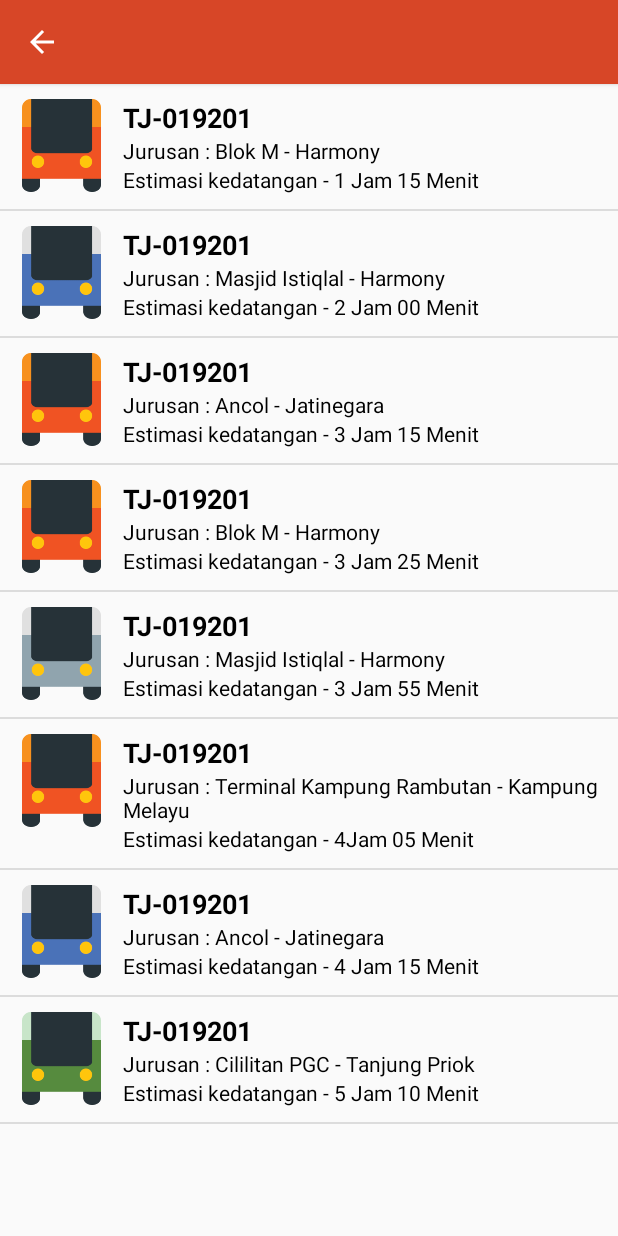
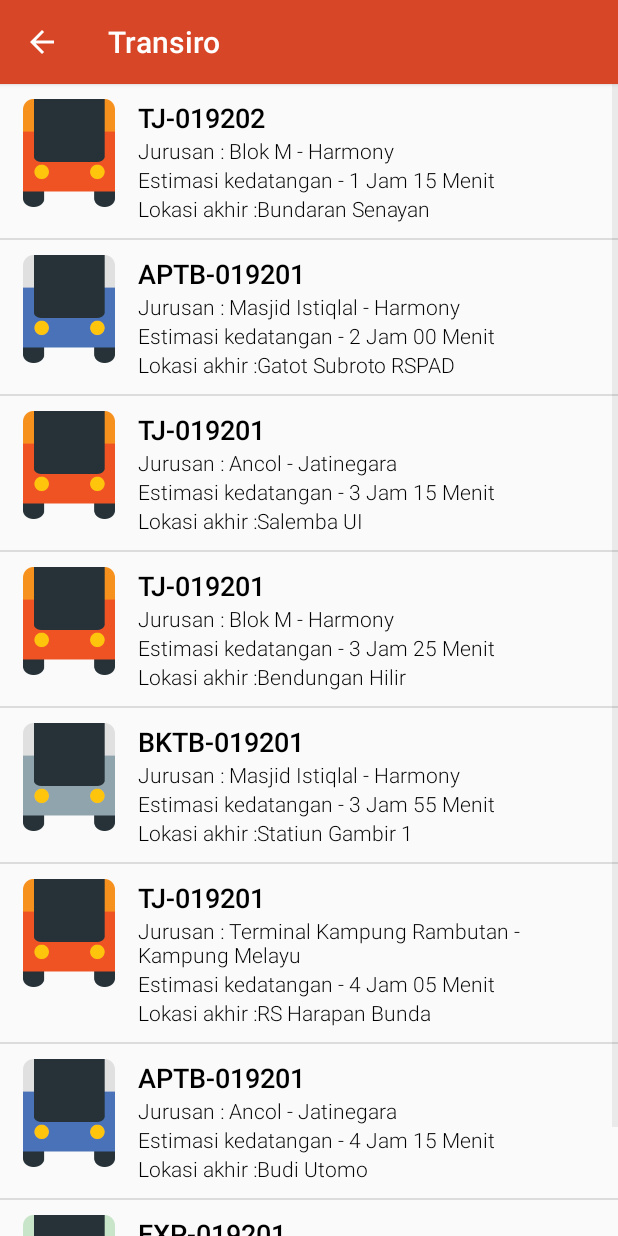
Before and after one commit to fajarpnugroho/Transiro, an Android app: the BusRowActivity screen opened directly, with no data from a screen before it, on a phone screen of 412 x 824 dp. Run offline under Robolectric (Android 15) with nearby library versions, the phone set to English and light mode, and no system bars; our stand-ins replace ButterKnife; 1 statement that could not run was skipped.

Commit message:
update
update

```diff
--- a/app/src/main/java/com/seventh/transiro/activity/BusRowActivity.java
+++ b/app/src/main/java/com/seventh/transiro/activity/BusRowActivity.java
@@ -23,8 +23,8 @@ import android.widget.ListView;
 import com.seventh.transiro.R;
 import com.seventh.transiro.adapter.BusAdapter;
 import com.seventh.transiro.helper.JSONExtractor;
+import com.seventh.transiro.manager.HalteManager;
 import com.seventh.transiro.model.Bus;
-import com.seventh.transiro.util.PrefUtil;
 
 import org.json.JSONArray;
 import org.json.JSONException;
@@ -67,7 +67,8 @@ public class BusRowActivity extends ActionBarActivity {
         setSupportActionBar(toolbar);
 
         getSupportActionBar().setDisplayHomeAsUpEnabled(true);
-        getSupportActionBar().setTitle(PrefUtil.getLocationUSer(this));
+        getSupportActionBar().setTitle(HalteManager.getInstance(getApplicationContext())
+                .getCurrentHalte().getHalteName());
     }
 
     @Override
@@ -94,6 +95,8 @@ public class BusRowActivity extends ActionBarActivity {
                     b.setHalteId(arr.getJSONObject(i).getString("halteId"));
                     b.setETA(arr.getJSONObject(i).getString("eta"));
                     b.setKoridor(arr.getJSONObject(i).getInt("koridor"));
+                    b.setLokasi_akhir(arr.getJSONObject(i).getInt("lokasi_akhir"));
+                    b.setLokasi_halte(arr.getJSONObject(i).getString("lokasi_halte"));
                     busList.add(b);
             }
 
@@ -117,6 +120,7 @@ public class BusRowActivity extends ActionBarActivity {
         detail.putExtra("img", busAdapter.getItem(position).getBusType());
         detail.putExtra("jurusan", busAdapter.getItem(position).getJurusan());
         detail.putExtra("eta", busAdapter.getItem(position).getETA());
+        detail.putExtra("lokasi_akhir", busAdapter.getItem(position).getLokasi_akhir());
 
         //startActivity(detail);
 
--- a/app/src/main/java/com/seventh/transiro/adapter/BusAdapter.java
+++ b/app/src/main/java/com/seventh/transiro/adapter/BusAdapter.java
@@ -42,6 +42,7 @@ public class BusAdapter extends ArrayAdapter<Bus> {
         holder.busCode.setText(bus.getBusCode());
         holder.jurusan.setText("Jurusan : " + bus.getJurusan());
         holder.eta.setText("Estimasi kedatangan - " + bus.getETA());
+        holder.lokasiAkhir.setText("Lokasi akhir :" + bus.getLokasi_halte());
 
         return convertView;
     }
@@ -51,12 +52,14 @@ public class BusAdapter extends ArrayAdapter<Bus> {
         public final TextView busCode;
         public final TextView jurusan;
         public final TextView eta;
+        public final TextView lokasiAkhir;
 
         public ViewHolder(View view) {
             busType = (ImageView) view.findViewById(R.id.bus_type);
             jurusan = (TextView) view.findViewById(R.id.jurusan);
             busCode = (TextView) view.findViewById(R.id.bus_code);
             eta = (TextView) view.findViewById(R.id.eta);
+            lokasiAkhir = (TextView) view.findViewById(R.id.lokasi_akhir);
         }
     }
 }
--- a/app/src/main/java/com/seventh/transiro/model/HalteManager.java
+++ b/app/src/main/java/com/seventh/transiro/manager/HalteManager.java
@@ -1,6 +1,8 @@
-package com.seventh.transiro.model;
+package com.seventh.transiro.manager;
 
 import android.content.Context;
+
+import com.seventh.transiro.model.Halte;
 
 import java.util.ArrayList;
 import java.util.List;
@@ -10,6 +12,16 @@ public class HalteManager {
     private List<Halte> haltes;
 
     private static HalteManager INSTANCE;
+
+    private Halte currentHalte;
+
+    public Halte getCurrentHalte() {
+        return currentHalte;
+    }
+
+    public void setCurrentHalte(Halte currentHalte) {
+        this.currentHalte = currentHalte;
+    }
 
     public HalteManager(Context context) {
         this.context = context;
@@ -26,4 +38,5 @@ public class HalteManager {
     public void setHaltes(ArrayList<Halte> haltes) { this.haltes = haltes; }
 
     public static void clearInstance(){ if (INSTANCE != null) { INSTANCE = null; } }
+
 }
--- a/app/src/main/java/com/seventh/transiro/model/Bus.java
+++ b/app/src/main/java/com/seventh/transiro/model/Bus.java
@@ -7,6 +7,24 @@ public class Bus {
     private String halteId;
     private String ETA;
     private int koridor;
+    private int lokasi_akhir;
+    private String lokasi_halte;
+
+    public int getLokasi_akhir() {
+        return lokasi_akhir;
+    }
+
+    public void setLokasi_akhir(int lokasi_akhir) {
+        this.lokasi_akhir = lokasi_akhir;
+    }
+
+    public String getLokasi_halte() {
+        return lokasi_halte;
+    }
+
+    public void setLokasi_halte(String lokasi_halte) {
+        this.lokasi_halte = lokasi_halte;
+    }
 
     public int getKoridor() {
         return koridor;
--- a/app/src/main/res/layout/bus_item.xml
+++ b/app/src/main/res/layout/bus_item.xml
@@ -7,8 +7,8 @@
 
     <ImageView
         android:id="@+id/bus_type"
-        android:layout_width="62dp"
-        android:layout_height="62dp"
+        android:layout_width="72dp"
+        android:layout_height="72dp"
         android:src="@drawable/busway_orange"
         android:transitionName="@string/transition_image"/>
 
@@ -25,6 +25,7 @@
             android:text="APTB 021"
             android:textSize="18sp"
             android:textStyle="bold"
+            android:fontFamily="sans-serif-light"
             android:textColor="@color/black"/>
         <TextView
             android:id="@+id/jurusan"
@@ -32,14 +33,23 @@
             android:layout_height="wrap_content"
             android:text="Harmony - Blok M"
             android:textColor="@color/black"
+            android:fontFamily="sans-serif-light"
             android:transitionName="@string/transition_jurusan"/>
         <TextView
             android:id="@+id/eta"
             android:layout_width="match_parent"
             android:layout_height="wrap_content"
             android:text="ETA - 1 Jam 15 Menit"
+            android:fontFamily="sans-serif-light"
             android:textColor="@color/black"
             android:transitionName="@string/transition_eta"/>
+        <TextView
+            android:id="@+id/lokasi_akhir"
+            android:layout_width="wrap_content"
+            android:layout_height="wrap_content"
+            android:fontFamily="sans-serif-light"
+            android:textColor="@color/black"
+            android:text="Lokasi akhir: Jakarta"/>
     </LinearLayout>
 
 </RelativeLayout>
```
Also changed, not shown: app/src/main/assets/data_bus.json (+30 -14 lines), app/src/main/java/com/seventh/transiro/activity/LoungeActivity.java (+5 -4 lines), app/src/main/java/com/seventh/transiro/activity/RuteActivity.java (+29 -2 lines), app/src/main/java/com/seventh/transiro/activity/WelcomeActivity.java (+17 -19 lines), app/src/main/java/com/seventh/transiro/adapter/BusCursorAdapter.java (deleted, +0 -56 lines), app/src/main/res/drawable/ic_people.png (added), app/src/main/res/drawable/small_busway_blue.png (added), app/src/main/res/drawable/small_busway_grey.png (added), app/src/main/res/drawable/small_busway_ijo.png (added), app/src/main/res/drawable/small_busway_orange.png (added).
